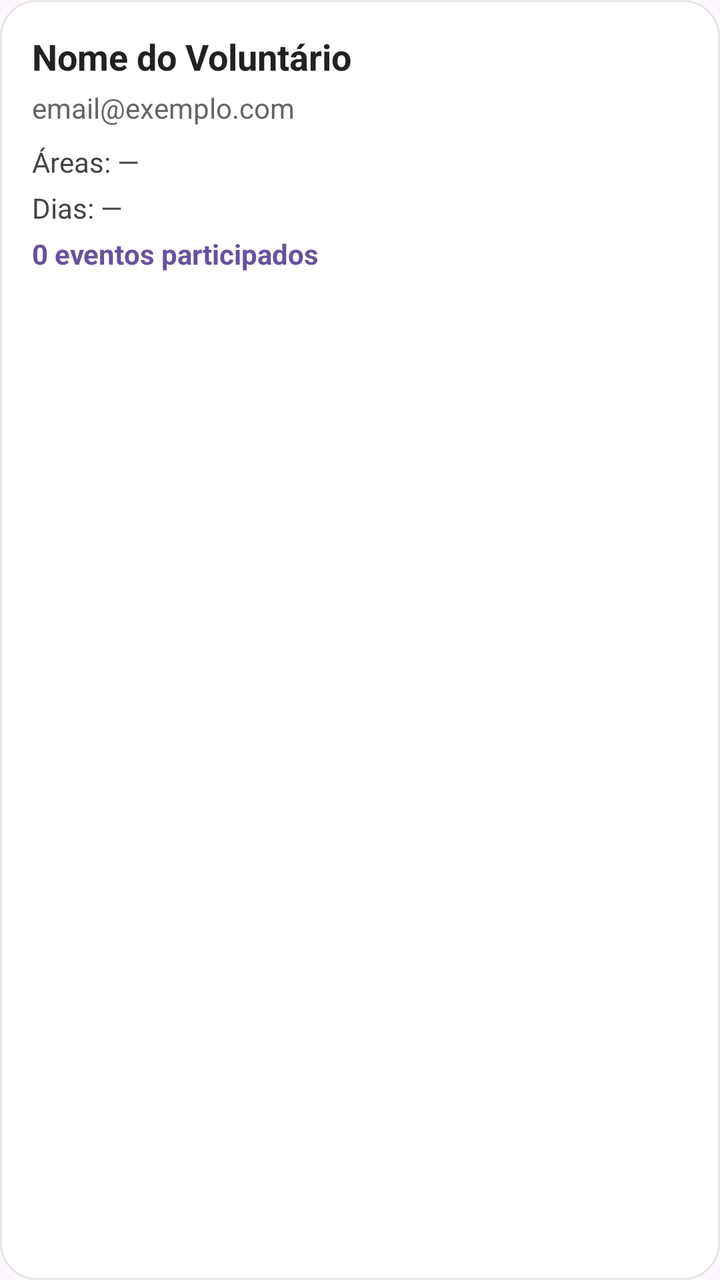
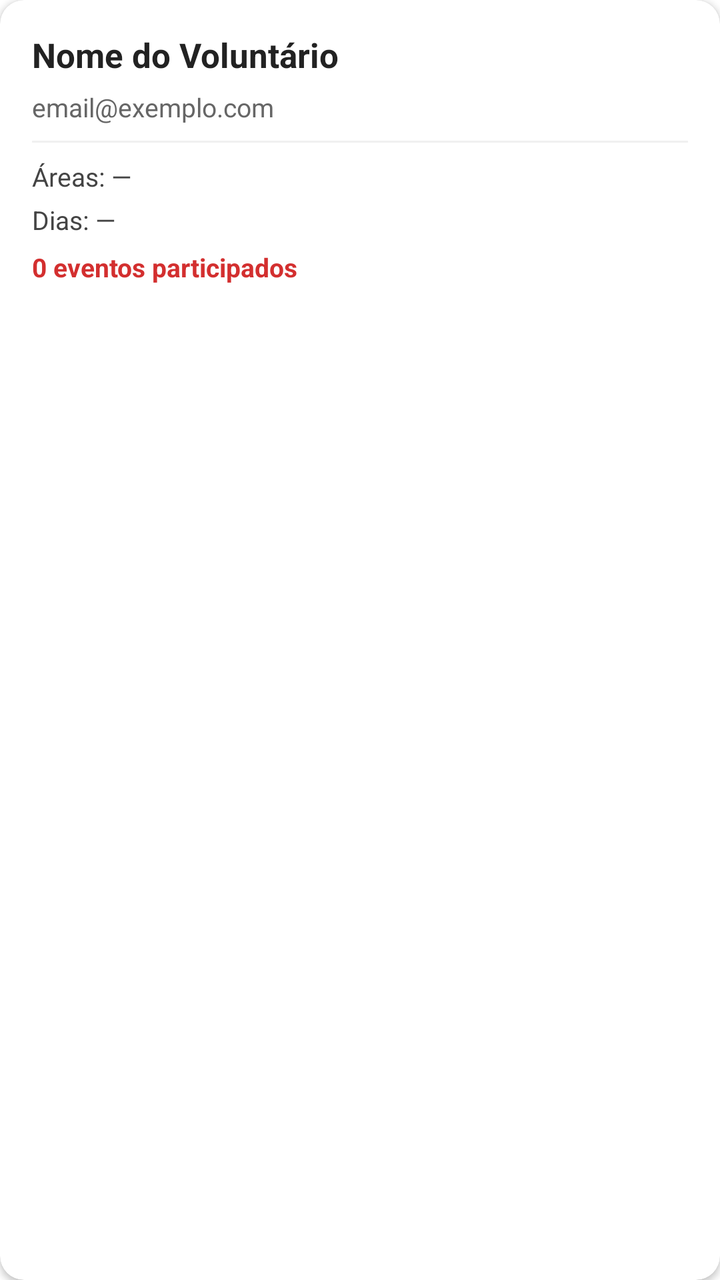

An Android layout rendered at two revisions. The XML below is the earlier revision; the diff shows what the commit changed to produce the second picture.
<!-- AndroidManifest.xml: application theme Theme.Extensao -->
<!-- res/layout/item_voluntario.xml -->
<?xml version="1.0" encoding="utf-8"?>
<LinearLayout xmlns:android="http://schemas.android.com/apk/res/android"
    android:orientation="vertical"
    android:background="@drawable/bg_card_evento"
    android:layout_marginBottom="14dp"
    android:layout_width="match_parent"
    android:layout_height="wrap_content"
    android:padding="16dp">

    
    <LinearLayout
        android:orientation="horizontal"
        android:layout_width="match_parent"
        android:layout_height="wrap_content"
        android:gravity="center_vertical"
        android:layout_marginBottom="4dp">

        <TextView
            android:id="@+id/txtNomeVoluntario"
            android:layout_width="0dp"
            android:layout_height="wrap_content"
            android:layout_weight="1"
            android:text="Nome do Voluntário"
            android:textColor="#222222"
            android:textSize="18sp"
            android:textStyle="bold" />

        <TextView
            android:id="@+id/txtBadgeArea"
            android:layout_width="wrap_content"
            android:layout_height="wrap_content"
            android:text="Beleza"
            android:textSize="12sp"
            android:textColor="#FFFFFF"
            android:background="#6750A4"
            android:paddingStart="8dp"
            android:paddingEnd="8dp"
            android:paddingTop="4dp"
            android:paddingBottom="4dp"
            android:visibility="gone" />

    </LinearLayout>

    <TextView
        android:id="@+id/txtEmailVoluntario"
        android:layout_width="match_parent"
        android:layout_height="wrap_content"
        android:text="email@exemplo.com"
        android:textColor="#666666"
        android:textSize="14sp"
        android:layout_marginBottom="8dp" />

    <TextView
        android:id="@+id/txtAreasVoluntario"
        android:layout_width="match_parent"
        android:layout_height="wrap_content"
        android:text="Áreas: —"
        android:textColor="#444444"
        android:textSize="14sp"
        android:layout_marginBottom="4dp" />

    <TextView
        android:id="@+id/txtDiasVoluntario"
        android:layout_width="match_parent"
        android:layout_height="wrap_content"
        android:text="Dias: —"
        android:textColor="#444444"
        android:textSize="14sp"
        android:layout_marginBottom="4dp" />

    <TextView
        android:id="@+id/txtEventosVoluntario"
        android:layout_width="match_parent"
        android:layout_height="wrap_content"
        android:text="0 eventos participados"
        android:textColor="#6750A4"
        android:textSize="14sp"
        android:textStyle="bold" />

</LinearLayout>
<!-- resources referenced by this layout -->
<resources>
  <!-- drawable bg_card_evento (drawable) -->
  <?xml version="1.0" encoding="utf-8"?>
  <shape xmlns:android="http://schemas.android.com/apk/res/android">
      <solid android:color="#FFFFFF"/>
      <corners android:radius="18dp"/>
      <stroke
          android:width="1dp"
          android:color="#E6E6E6"/>
      <padding
          android:left="16dp"
          android:top="16dp"
          android:right="16dp"
          android:bottom="16dp"/>
  </shape>
  <style name="Theme.Extensao" parent="Base.Theme.Extensao" />
  <style name="Base.Theme.Extensao" parent="Theme.Material3.DayNight.NoActionBar">
          
          
      </style>
</resources>

<!-- the commit's change to res/layout/item_voluntario.xml (unified diff, before → after) -->
@@ -1,80 +1,96 @@
 <?xml version="1.0" encoding="utf-8"?>
-<LinearLayout xmlns:android="http://schemas.android.com/apk/res/android"
-    android:orientation="vertical"
-    android:background="@drawable/bg_card_evento"
-    android:layout_marginBottom="14dp"
+<androidx.cardview.widget.CardView xmlns:android="http://schemas.android.com/apk/res/android"
+    xmlns:app="http://schemas.android.com/apk/res-auto"
     android:layout_width="match_parent"
     android:layout_height="wrap_content"
-    android:padding="16dp">
+    android:layout_marginBottom="12dp"
+    app:cardCornerRadius="12dp"
+    app:cardElevation="2dp"
+    app:cardBackgroundColor="@color/white">
 
-    
     <LinearLayout
-        android:orientation="horizontal"
+        android:orientation="vertical"
         android:layout_width="match_parent"
         android:layout_height="wrap_content"
-        android:gravity="center_vertical"
-        android:layout_marginBottom="4dp">
+        android:padding="16dp">
+
+        
+        <LinearLayout
+            android:orientation="horizontal"
+            android:layout_width="match_parent"
+            android:layout_height="wrap_content"
+            android:gravity="center_vertical"
+            android:layout_marginBottom="6dp">
+
+            <TextView
+                android:id="@+id/txtNomeVoluntario"
+                android:layout_width="0dp"
+                android:layout_height="wrap_content"
+                android:layout_weight="1"
+                android:text="Nome do Voluntário"
+                android:textColor="@color/text_primary"
+                android:textSize="17sp"
+                android:textStyle="bold"
+                android:layout_marginEnd="8dp" />
+
+            <TextView
+                android:id="@+id/txtBadgeArea"
+                android:layout_width="wrap_content"
+                android:layout_height="wrap_content"
+                android:text="Beleza"
+                android:textSize="11sp"
+                android:textColor="@color/primary_red"
+                android:background="@drawable/bg_badge_red"
+                android:paddingStart="8dp"
+                android:paddingEnd="8dp"
+                android:paddingTop="4dp"
+                android:paddingBottom="4dp"
+                android:visibility="gone" />
+
+        </LinearLayout>
 
         <TextView
-            android:id="@+id/txtNomeVoluntario"
-            android:layout_width="0dp"
+            android:id="@+id/txtEmailVoluntario"
+            android:layout_width="match_parent"
             android:layout_height="wrap_content"
-            android:layout_weight="1"
-            android:text="Nome do Voluntário"
-            android:textColor="#222222"
-            android:textSize="18sp"
-            android:textStyle="bold" />
+            android:text="email@exemplo.com"
+            android:textColor="@color/text_secondary"
+            android:textSize="13sp"
+            android:layout_marginBottom="8dp" />
+
+        <View
+            android:layout_width="match_parent"
+            android:layout_height="1dp"
+            android:background="@color/divider"
+            android:layout_marginBottom="8dp" />
 
         <TextView
-            android:id="@+id/txtBadgeArea"
-            android:layout_width="wrap_content"
+            android:id="@+id/txtAreasVoluntario"
+            android:layout_width="match_parent"
             android:layout_height="wrap_content"
-            android:text="Beleza"
-            android:textSize="12sp"
-            android:textColor="#FFFFFF"
-            android:background="#6750A4"
-            android:paddingStart="8dp"
-            android:paddingEnd="8dp"
-            android:paddingTop="4dp"
-            android:paddingBottom="4dp"
-            android:visibility="gone" />
+            android:text="Áreas: —"
+            android:textColor="@color/text_description"
+            android:textSize="13sp"
+            android:layout_marginBottom="4dp" />
+
+        <TextView
+            android:id="@+id/txtDiasVoluntario"
+            android:layout_width="match_parent"
+            android:layout_height="wrap_content"
+            android:text="Dias: —"
+            android:textColor="@color/text_description"
+            android:textSize="13sp"
+            android:layout_marginBottom="6dp" />
+
+        <TextView
+            android:id="@+id/txtEventosVoluntario"
+            android:layout_width="match_parent"
+            android:layout_height="wrap_content"
+            android:text="0 eventos participados"
+            android:textColor="@color/primary_red"
+            android:textSize="13sp"
+            android:textStyle="bold" />
 
     </LinearLayout>
 
-    <TextView
-        android:id="@+id/txtEmailVoluntario"
-        android:layout_width="match_parent"
-        android:layout_height="wrap_content"
-        android:text="email@exemplo.com"
-        android:textColor="#666666"
-        android:textSize="14sp"
-        android:layout_marginBottom="8dp" />
-
-    <TextView
-        android:id="@+id/txtAreasVoluntario"
-        android:layout_width="match_parent"
-        android:layout_height="wrap_content"
-        android:text="Áreas: —"
-        android:textColor="#444444"
-        android:textSize="14sp"
-        android:layout_marginBottom="4dp" />
-
-    <TextView
-        android:id="@+id/txtDiasVoluntario"
-        android:layout_width="match_parent"
-        android:layout_height="wrap_content"
-        android:text="Dias: —"
-        android:textColor="#444444"
-        android:textSize="14sp"
-        android:layout_marginBottom="4dp" />
-
-    <TextView
-        android:id="@+id/txtEventosVoluntario"
-        android:layout_width="match_parent"
-        android:layout_height="wrap_content"
-        android:text="0 eventos participados"
-        android:textColor="#6750A4"
-        android:textSize="14sp"
-        android:textStyle="bold" />
-
-</LinearLayout>
+</androidx.cardview.widget.CardView>
<!-- resource entries referenced after the edit -->
@@ -1,23 +1,34 @@
 <!-- resources referenced by this layout -->
 <resources>
-  <!-- drawable bg_card_evento (drawable) -->
+  <color name="divider">#F0F0F0</color>
+  <color name="primary_red">#D32F2F</color>
+  <color name="text_description">#444444</color>
+  <color name="text_primary">#222222</color>
+  <color name="text_secondary">#666666</color>
+  <color name="white">#FFFFFFFF</color>
+  <!-- drawable bg_badge_red (drawable) -->
   <?xml version="1.0" encoding="utf-8"?>
   <shape xmlns:android="http://schemas.android.com/apk/res/android">
-      <solid android:color="#FFFFFF"/>
-      <corners android:radius="18dp"/>
-      <stroke
-          android:width="1dp"
-          android:color="#E6E6E6"/>
-      <padding
-          android:left="16dp"
-          android:top="16dp"
-          android:right="16dp"
-          android:bottom="16dp"/>
+      <solid android:color="#FFEBEE"/>
+      <corners android:radius="6dp"/>
   </shape>
   <style name="Theme.Extensao" parent="Base.Theme.Extensao" />
-  <style name="Base.Theme.Extensao" parent="Theme.Material3.DayNight.NoActionBar">
+  <style name="Base.Theme.Extensao" parent="Theme.Material3.Light.NoActionBar">
+          <item name="colorPrimary">@color/primary_red</item>
+          <item name="colorPrimaryVariant">@color/primary_red_dark</item>
+          <item name="colorOnPrimary">@color/white</item>
+          <item name="colorSecondary">@color/primary_red</item>
+          <item name="colorOnSecondary">@color/white</item>
+          <item name="android:windowBackground">@color/white</item>
+          <item name="colorSurface">@color/white</item>
+          <item name="colorOnSurface">@color/text_primary</item>
           
-          
+          <item name="bottomNavigationStyle">@style/BottomNavStyle</item>
+      </style>
+  <color name="primary_red_dark">#B71C1C</color>
+  <style name="BottomNavStyle" parent="Widget.MaterialComponents.BottomNavigationView">
+          <item name="itemIconTint">@color/bottom_nav_color</item>
+          <item name="itemTextColor">@color/bottom_nav_color</item>
       </style>
 </resources>
 
